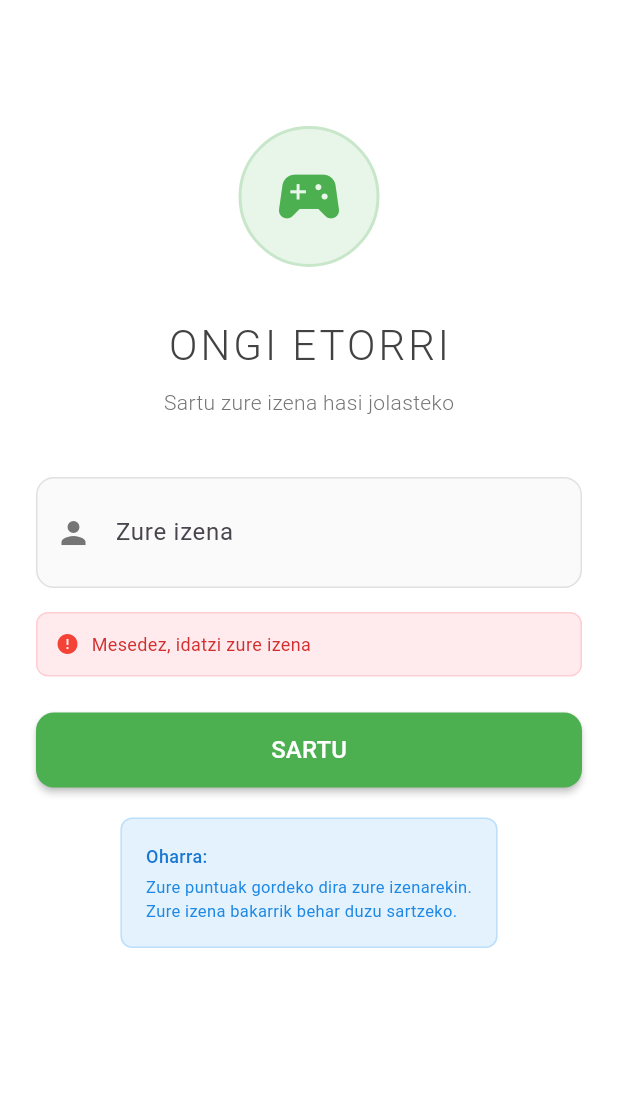
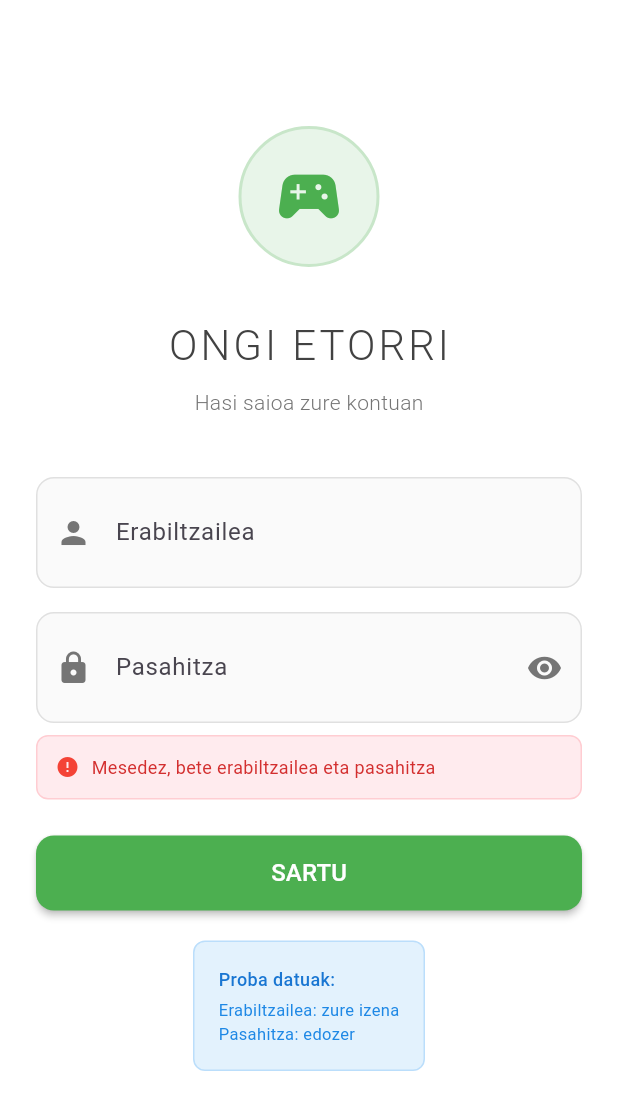
Before and after one commit to AimarAlv316/EkoBanaketa, a Flutter app: the screen it shows after launch, after a tap on "SARTU", on a phone screen of 412 x 824 dp. Shown: the top 1110 px of the screen. Run offline on Flutter 3.47's test engine with Material 3 defaults, Android fonts, the phone set to English and light mode, and no system bars.

Commit message:
LoginBasikoa

```diff
--- a/lib/database_helper.dart
+++ /dev/null
@@ -1,111 +0,0 @@
-import 'package:sqflite/sqflite.dart';
-import 'package:path/path.dart';
-
-class DatabaseHelper {
-  static final DatabaseHelper _instance = DatabaseHelper._internal();
-  factory DatabaseHelper() => _instance;
-  DatabaseHelper._internal();
-
-  static Database? _database;
-
-  Future<Database> get database async {
-    if (_database != null) return _database!;
-    _database = await _initDatabase();
-    return _database!;
-  }
-
-  Future<Database> _initDatabase() async {
-    String path = join(await getDatabasesPath(), 'suge_jokoa.db');
-    return await openDatabase(
-      path,
-      version: 1,
-      onCreate: _onCreate,
-    );
-  }
-
-  Future<void> _onCreate(Database db, int version) async {
-    await db.execute('''
-      CREATE TABLE erabiltzaileak(
-        id INTEGER PRIMARY KEY AUTOINCREMENT,
-        izena TEXT UNIQUE,
-        puntuak INTEGER DEFAULT 0,
-        createdAt TEXT
-      )
-    ''');
-  }
-
-  // Erabiltzailea sortu edo eguneratu
-  Future<void> saveErabiltzailea(String izena, int puntuak) async {
-    final Database db = await database;
-
-    // Egiaztatu ea erabiltzailea existitzen den
-    final List<Map<String, dynamic>> maps = await db.query(
-      'erabiltzaileak',
-      where: 'izena = ?',
-      whereArgs: [izena],
-    );
-
-    if (maps.isNotEmpty) {
-      // Eguneratu existitzen den erabiltzailea
-      await db.update(
-        'erabiltzaileak',
-        {
-          'puntuak': puntuak,
-        },
-        where: 'izena = ?',
-        whereArgs: [izena],
-      );
-    } else {
-      // Sortu erabiltzaile berria
-      await db.insert(
-        'erabiltzaileak',
-        {
-          'izena': izena,
-          'puntuak': puntuak,
-          'createdAt': DateTime.now().toIso8601String(),
-        },
-        conflictAlgorithm: ConflictAlgorithm.replace,
-      );
-    }
-  }
-
-  // Lortu erabiltzailearen puntuak
-  Future<int> getPuntuak(String izena) async {
-    final Database db = await database;
-
-    final List<Map<String, dynamic>> maps = await db.query(
-      'erabiltzaileak',
-      where: 'izena = ?',
-      whereArgs: [izena],
-    );
-
-    if (maps.isNotEmpty) {
-      return maps.first['puntuak'] as int;
-    } else {
-      return 0;
-    }
-  }
-
-  // Lortu ranking-a (puntuazio altuenak)
-  Future<List<Map<String, dynamic>>> getRanking() async {
-    final Database db = await database;
-
-    final List<Map<String, dynamic>> maps = await db.query(
-      'erabiltzaileak',
-      orderBy: 'puntuak DESC',
-      limit: 10,
-    );
-
-    return maps;
-  }
-
-  // Ezabatu erabiltzailea (debugging-erako)
-  Future<void> deleteErabiltzailea(String izena) async {
-    final Database db = await database;
-    await db.delete(
-      'erabiltzaileak',
-      where: 'izena = ?',
-      whereArgs: [izena],
-    );
-  }
-}
--- a/lib/login_orria.dart
+++ b/lib/login_orria.dart
@@ -1,6 +1,5 @@
 import 'package:flutter/material.dart';
 import 'pantaila_hasi.dart';
-import 'database_helper.dart';
 
 class LoginOrria extends StatefulWidget {
   @override
@@ -13,12 +12,11 @@ class _LoginOrriaState extends State<LoginOrria> {
   bool _ezkutatuPasahitza = true;
   bool _kargatzen = false;
   String _errorea = '';
-  final DatabaseHelper _dbHelper = DatabaseHelper();
 
   void _eginLogin() async {
-    if (_erabiltzaileController.text.isEmpty) {
+    if (_erabiltzaileController.text.isEmpty || _pasahitzController.text.isEmpty) {
       setState(() {
-        _errorea = 'Mesedez, idatzi zure izena';
+        _errorea = 'Mesedez, bete erabiltzailea eta pasahitza';
       });
       return;
     }
@@ -28,10 +26,7 @@ class _LoginOrriaState extends State<LoginOrria> {
       _errorea = '';
     });
 
-    await Future.delayed(Duration(milliseconds: 1000));
-
-    // Erabiltzailea datu-basean gorde (puntuak 0 izanik)
-    await _dbHelper.saveErabiltzailea(_erabiltzaileController.text, 0);
+    await Future.delayed(Duration(milliseconds: 1500));
 
     Navigator.pushReplacement(
       context,
@@ -80,7 +75,7 @@ class _LoginOrriaState extends State<LoginOrria> {
                 ),
                 SizedBox(height: 8),
                 Text(
-                  'Sartu zure izena hasi jolasteko',
+                  'Hasi saioa zure kontuan',
                   style: TextStyle(
                     fontSize: 14,
                     color: Colors.grey[600],
@@ -98,7 +93,7 @@ class _LoginOrriaState extends State<LoginOrria> {
                   child: TextField(
                     controller: _erabiltzaileController,
                     decoration: InputDecoration(
-                      labelText: 'Zure izena',
+                      labelText: 'Erabiltzailea',
                       prefixIcon: Icon(Icons.person, color: Colors.grey[600]),
                       border: InputBorder.none,
                       contentPadding: EdgeInsets.symmetric(horizontal: 16, vertical: 16),
@@ -106,6 +101,36 @@ class _LoginOrriaState extends State<LoginOrria> {
                   ),
                 ),
                 SizedBox(height: 16),
+
+                Container(
+                  decoration: BoxDecoration(
+                    color: Colors.grey[50],
+                    borderRadius: BorderRadius.circular(12),
+                    border: Border.all(color: Colors.grey[300]!),
+                  ),
+                  child: TextField(
+                    controller: _pasahitzController,
+                    obscureText: _ezkutatuPasahitza,
+                    decoration: InputDecoration(
+                      labelText: 'Pasahitza',
+                      prefixIcon: Icon(Icons.lock, color: Colors.grey[600]),
+                      suffixIcon: IconButton(
+                        icon: Icon(
+                          _ezkutatuPasahitza ? Icons.visibility : Icons.visibility_off,
+                          color: Colors.grey[600],
+                        ),
+                        onPressed: () {
+                          setState(() {
+                            _ezkutatuPasahitza = !_ezkutatuPasahitza;
+                          });
+                        },
+                      ),
+                      border: InputBorder.none,
+                      contentPadding: EdgeInsets.symmetric(horizontal: 16, vertical: 16),
+                    ),
+                  ),
+                ),
+                SizedBox(height: 8),
 
                 if (_errorea.isNotEmpty)
                   Container(
@@ -178,7 +203,7 @@ class _LoginOrriaState extends State<LoginOrria> {
                     crossAxisAlignment: CrossAxisAlignment.start,
                     children: [
                       Text(
-                        'Oharra:',
+                        'Proba datuak:',
                         style: TextStyle(
                           color: Colors.blue[700],
                           fontWeight: FontWeight.w500,
@@ -187,7 +212,7 @@ class _LoginOrriaState extends State<LoginOrria> {
                       ),
                       SizedBox(height: 4),
                       Text(
-                        'Zure puntuak gordeko dira zure izenarekin.\nZure izena bakarrik behar duzu sartzeko.',
+                        'Erabiltzailea: zure izena\nPasahitza: edozer',
                         style: TextStyle(
                           color: Colors.blue[600],
                           fontSize: 11,
```
Also changed, not shown: lib/pantaila_hasi.dart (+37 -121 lines).
